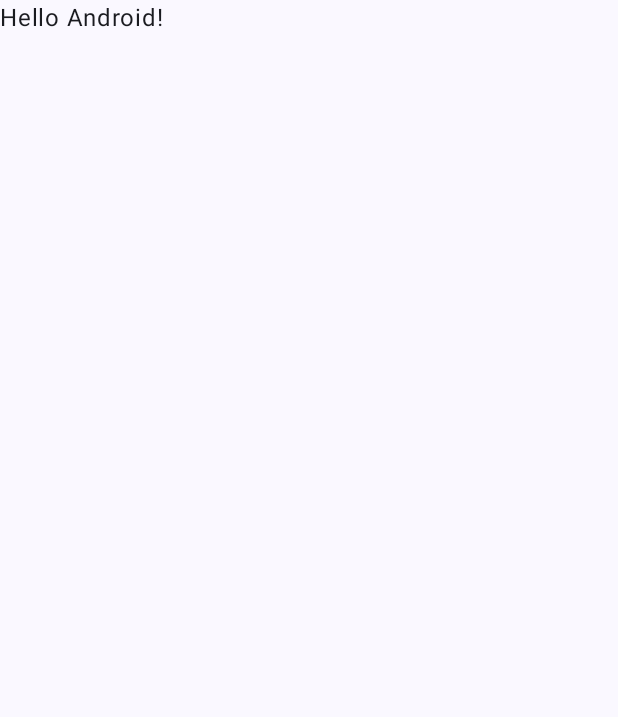
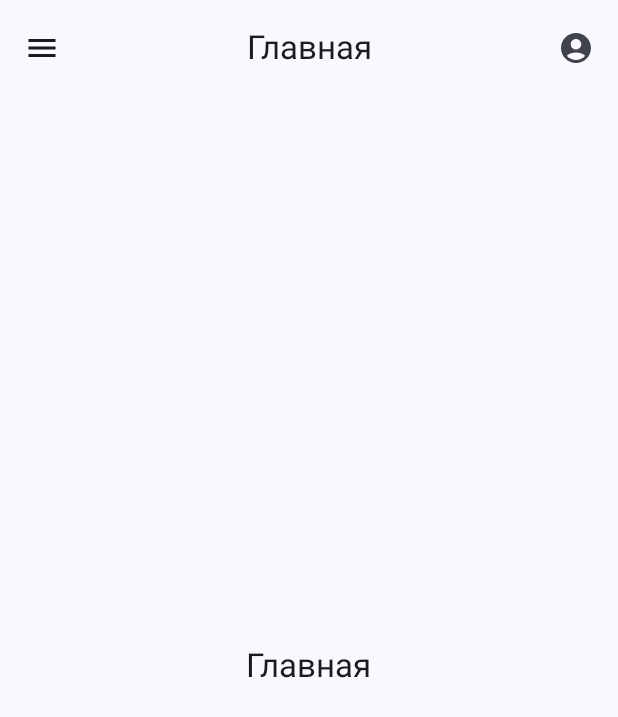
Before and after one commit to BBBtp/android-dz3, an Android app built with Jetpack Compose: the screen it shows after launch (MainActivity), on a phone screen of 412 x 824 dp. Before the commit the part shown is almost empty. Shown: the top 717 px of the screen. Run offline under Robolectric (Android 15) with nearby library versions, the phone set to English and light mode, and no system bars.

Commit message:
Простой нав бар чуть фиксы

```diff
--- /dev/null
+++ b/app/src/main/java/com/example/andorid_dz3/HomeScreen.kt
@@ -0,0 +1,8 @@
+package com.example.andorid_dz3
+
+import androidx.compose.runtime.Composable
+
+@Composable
+fun HomeScreen() {
+    CenteredContent("Главная")
+}
--- a/app/src/main/java/com/example/andorid_dz3/MainActivity.kt
+++ b/app/src/main/java/com/example/andorid_dz3/MainActivity.kt
@@ -3,45 +3,186 @@ package com.example.andorid_dz3
 import android.os.Bundle
 import androidx.activity.ComponentActivity
 import androidx.activity.compose.setContent
-import androidx.activity.enableEdgeToEdge
-import androidx.compose.foundation.layout.fillMaxSize
-import androidx.compose.foundation.layout.padding
-import androidx.compose.material3.Scaffold
-import androidx.compose.material3.Text
-import androidx.compose.runtime.Composable
+import androidx.compose.animation.AnimatedVisibility
+import androidx.compose.animation.fadeIn
+import androidx.compose.animation.fadeOut
+import androidx.compose.foundation.background
+import androidx.compose.foundation.clickable
+import androidx.compose.foundation.layout.*
+import androidx.compose.material.icons.Icons
+import androidx.compose.material.icons.filled.AccountCircle
+import androidx.compose.material.icons.filled.Menu
+import androidx.compose.material3.*
+import androidx.compose.runtime.*
+import androidx.compose.ui.Alignment
 import androidx.compose.ui.Modifier
+import androidx.compose.ui.graphics.Color
+import androidx.compose.ui.text.style.TextAlign
 import androidx.compose.ui.tooling.preview.Preview
+import androidx.compose.ui.unit.dp
+import androidx.navigation.NavController
+import androidx.navigation.compose.NavHost
+import androidx.navigation.compose.composable
+import androidx.navigation.compose.currentBackStackEntryAsState
+import androidx.navigation.compose.rememberNavController
 import com.example.andorid_dz3.ui.theme.Andoriddz3Theme
+import kotlinx.coroutines.CoroutineScope
+import kotlinx.coroutines.launch
 
 class MainActivity : ComponentActivity() {
     override fun onCreate(savedInstanceState: Bundle?) {
         super.onCreate(savedInstanceState)
-        enableEdgeToEdge()
         setContent {
             Andoriddz3Theme {
-                Scaffold(modifier = Modifier.fillMaxSize()) { innerPadding ->
-                    Greeting(
-                        name = "Android",
-                        modifier = Modifier.padding(innerPadding)
-                    )
-                }
+                MainScreen()
             }
         }
     }
 }
 
+@OptIn(ExperimentalMaterial3Api::class)
 @Composable
-fun Greeting(name: String, modifier: Modifier = Modifier) {
-    Text(
-        text = "Hello $name!",
-        modifier = modifier
-    )
+fun MainScreen() {
+    val navController = rememberNavController()
+    val drawerState = rememberDrawerState(initialValue = DrawerValue.Closed)
+    val coroutineScope = rememberCoroutineScope()
+
+    ModalNavigationDrawer(
+        drawerState = drawerState,
+        drawerContent = {
+            DrawerContent(navController, drawerState)
+        }
+    ) {
+        Scaffold(
+            topBar = {
+                val currentRoute = navController.currentBackStackEntryAsState().value?.destination?.route ?: "Главная"
+                val routeMap = mapOf(
+                    "home" to "Главная",
+                    "doctors" to "Врачи",
+                    "services" to "Услуги",
+                    "clinics" to "Клиники",
+                    "profile" to "Профиль"
+                )
+
+                val routeTitle = routeMap[currentRoute] ?: currentRoute
+
+                TopAppBar(
+                    title = {
+                        Text(
+                            text = routeTitle,
+                            style = MaterialTheme.typography.titleLarge,
+                            modifier = Modifier.fillMaxWidth(),
+                            textAlign = TextAlign.Center
+                        )
+                    },
+                    navigationIcon = {
+                        IconButton(onClick = { toggleDrawer(drawerState, coroutineScope) }) {
+                            Icon(Icons.Default.Menu, contentDescription = "Menu")
+                        }
+                    },
+                    actions = {
+                        IconButton(onClick = { navController.navigate("profile") }) {
+                            Icon(Icons.Default.AccountCircle, contentDescription = "Profile")
+                        }
+                    }
+                )
+            },
+            content = { padding ->
+                NavHost(
+                    navController = navController,
+                    startDestination = "home",
+                    modifier = Modifier.padding(padding)
+                ) {
+                    composable("home") { HomeScreen() }
+                    composable("doctors") { DoctorsScreen() }
+                    composable("services") { ServicesScreen() }
+                    composable("clinics") { ClinicsScreen() }
+                    composable("profile") { ProfileScreen() }
+                }
+            }
+        )
+    }
 }
 
-@Preview(showBackground = true)
 @Composable
-fun GreetingPreview() {
-    Andoriddz3Theme {
-        Greeting("Android")
+fun DrawerContent(navController: NavController, drawerState: DrawerState) {
+    val coroutineScope = rememberCoroutineScope()
+    val menuItems = listOf(
+        "Главная" to "home",
+        "Врачи" to "doctors",
+        "Услуги" to "services",
+        "Клиники" to "clinics"
+    )
+
+    Column(
+        modifier = Modifier
+            .background(Color.White)
+            .padding(16.dp)
+    ) {
+        Text(
+            text = "Навигация",
+            style = MaterialTheme.typography.headlineSmall,
+            modifier = Modifier.padding(16.dp)
+        )
+        HorizontalDivider()
+        menuItems.forEach { (title, route) ->
+            ListItem(
+                headlineContent = { Text(text = title) },
+                modifier = Modifier.clickable {
+                    coroutineScope.launch {
+                        drawerState.close()
+                        navController.navigate(route) {
+                            popUpTo(navController.graph.startDestinationId) { saveState = true }
+                            launchSingleTop = true
+                            restoreState = true
+                        }
+                    }
+                }
+            )
+        }
     }
 }
+
+@Composable
+fun CenteredContent(title: String) {
+    Box(
+        modifier = Modifier.fillMaxSize(),
+        contentAlignment = Alignment.Center
+    ) {
+        Text(text = title, style = MaterialTheme.typography.titleLarge)
+    }
+}
+
+fun toggleDrawer(drawerState: DrawerState, coroutineScope: CoroutineScope) {
+    coroutineScope.launch {
+        if (drawerState.isOpen) {
+            drawerState.close()
+        } else {
+            drawerState.open()
+        }
+    }
+}
+
+@Composable
+fun ModalNavigationDrawer(
+    drawerState: DrawerState,
+    drawerContent: @Composable () -> Unit,
+    content: @Composable (paddingValues: PaddingValues) -> Unit
+) {
+    Box {
+        content(PaddingValues(0.dp))
+        AnimatedVisibility(
+            visible = drawerState.isOpen,
+            enter = fadeIn(),
+            exit = fadeOut()
+        ) {
+            Box(
+                modifier = Modifier
+                    .fillMaxSize()
+                    .background(Color.White)
+            ) {
+                drawerContent()
+            }
+        }
+    }
+}
--- a/gradle/libs.versions.toml
+++ b/gradle/libs.versions.toml
@@ -8,6 +8,8 @@ espressoCore = "3.6.1"
 lifecycleRuntimeKtx = "2.8.7"
 activityCompose = "1.9.3"
 composeBom = "2024.04.01"
+navigationCompose = "2.8.5"
+composeMaterial3 = "1.0.0-alpha30"
 
 [libraries]
 androidx-core-ktx = { group = "androidx.core", name = "core-ktx", version.ref = "coreKtx" }
@@ -24,6 +26,8 @@ androidx-ui-tooling-preview = { group = "androidx.compose.ui", name = "ui-toolin
 androidx-ui-test-manifest = { group = "androidx.compose.ui", name = "ui-test-manifest" }
 androidx-ui-test-junit4 = { group = "androidx.compose.ui", name = "ui-test-junit4" }
 androidx-material3 = { group = "androidx.compose.material3", name = "material3" }
+androidx-navigation-compose = { group = "androidx.navigation", name = "navigation-compose", version.ref = "navigationCompose" }
+androidx-compose-material3 = { group = "androidx.wear.compose", name = "compose-material3", version.ref = "composeMaterial3" }
 
 [plugins]
 android-application = { id = "com.android.application", version.ref = "agp" }
```
Also changed, not shown: app/build.gradle.kts (+8 -6 lines), app/src/main/java/com/example/andorid_dz3/ClinicsScreen.kt (added, +8 -0 lines), app/src/main/java/com/example/andorid_dz3/DoctorsScreen.kt (added, +8 -0 lines), app/src/main/java/com/example/andorid_dz3/ProfileScreen.kt (added, +8 -0 lines), app/src/main/java/com/example/andorid_dz3/ServicesScreen.kt (added, +8 -0 lines), app/src/main/java/com/example/andorid_dz3/models/Appointment.kt (added, +8 -0 lines), app/src/main/java/com/example/andorid_dz3/models/Clinic.kt (added, +8 -0 lines), app/src/main/java/com/example/andorid_dz3/models/Doctor.kt (added, +8 -0 lines), app/src/main/java/com/example/andorid_dz3/models/Service.kt (added, +8 -0 lines), app/src/main/java/com/example/andorid_dz3/repository/ClinicRepository.kt (added, +47 -0 lines).
